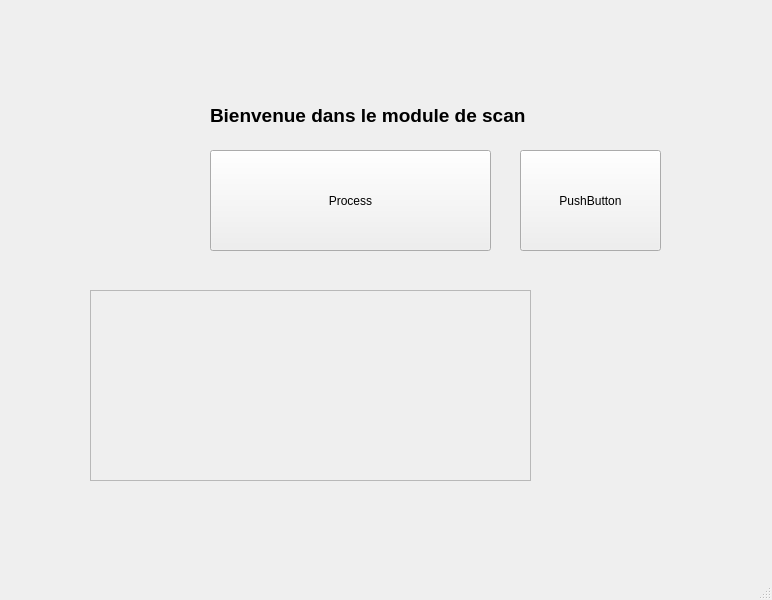
This is FaceRecognition/employe.ui in idriss92/FaceRecognition as Qt 5 draws it before an edit. The edited form follows.
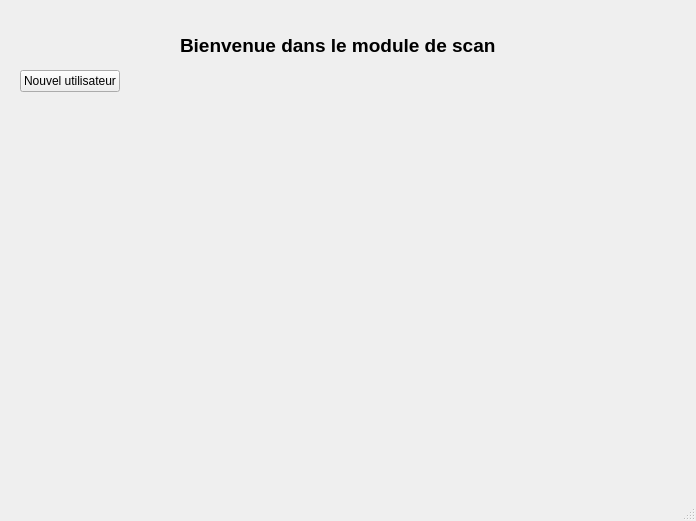
This is the edited form.

What changed in the file:
```diff
--- a/FaceRecognition/employe.ui
+++ b/FaceRecognition/employe.ui
@@ -6,8 +6,8 @@
    <rect>
     <x>0</x>
     <y>0</y>
-    <width>772</width>
-    <height>600</height>
+    <width>696</width>
+    <height>521</height>
    </rect>
   </property>
   <property name="windowTitle">
@@ -17,8 +17,8 @@
    <widget class="QLabel" name="label">
     <property name="geometry">
      <rect>
-      <x>210</x>
-      <y>80</y>
+      <x>180</x>
+      <y>10</y>
       <width>341</width>
       <height>71</height>
      </rect>
@@ -27,47 +27,27 @@
      <string>&lt;html&gt;&lt;head/&gt;&lt;body&gt;&lt;p&gt;&lt;span style=&quot; font-size:14pt; font-weight:600;&quot;&gt;Bienvenue dans le module de scan&lt;/span&gt;&lt;/p&gt;&lt;/body&gt;&lt;/html&gt;</string>
     </property>
    </widget>
-   <widget class="QPushButton" name="pushButtonProcess">
+   <widget class="QWidget" name="formLayoutWidget">
     <property name="geometry">
      <rect>
-      <x>210</x>
-      <y>150</y>
-      <width>281</width>
-      <height>101</height>
+      <x>20</x>
+      <y>70</y>
+      <width>621</width>
+      <height>381</height>
      </rect>
     </property>
-    <property name="text">
-     <string>Process</string>
-    </property>
-   </widget>
-   <widget class="QFrame" name="frame">
-    <property name="geometry">
-     <rect>
-      <x>90</x>
-      <y>290</y>
-      <width>441</width>
-      <height>191</height>
-     </rect>
-    </property>
-    <property name="frameShape">
-     <enum>QFrame::StyledPanel</enum>
-    </property>
-    <property name="frameShadow">
-     <enum>QFrame::Raised</enum>
-    </property>
-   </widget>
-   <widget class="QPushButton" name="pushButton">
-    <property name="geometry">
-     <rect>
-      <x>520</x>
-      <y>150</y>
-      <width>141</width>
-      <height>101</height>
-     </rect>
-    </property>
-    <property name="text">
-     <string>PushButton</string>
-    </property>
+    <layout class="QFormLayout" name="formLayout">
+     <property name="fieldGrowthPolicy">
+      <enum>QFormLayout::AllNonFixedFieldsGrow</enum>
+     </property>
+     <item row="0" column="0">
+      <widget class="QPushButton" name="add">
+       <property name="text">
+        <string>Nouvel utilisateur</string>
+       </property>
+      </widget>
+     </item>
+    </layout>
    </widget>
   </widget>
   <widget class="QMenuBar" name="menubar">
```
Left out of the diff: 2 changed lines with no effect on the pictures.
